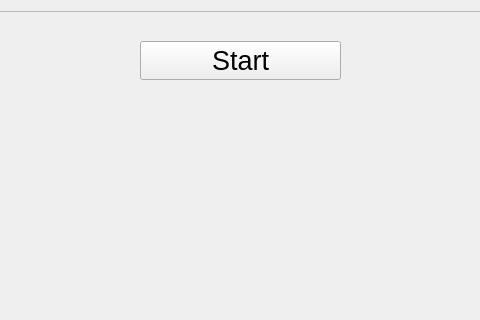
Before: the Qt Designer form src/gui/quiz_preview.ui in tombranfield/spaced_repeating_vocabulary, drawn with Qt 5; both pictures show x 86 to 566 and y 0 to 320 of the 653 by 408 pixel window.
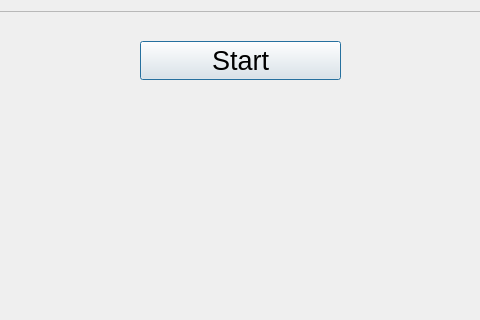
After: the same form once the commit is applied.

Commit message: Misc tweaks, and installed working event filter on quiz_multiple_choice so pressing space no longer activates it

```diff
--- a/src/gui/quiz_preview.ui
+++ b/src/gui/quiz_preview.ui
@@ -85,6 +85,12 @@
            <property name="text">
             <string>Start</string>
            </property>
+           <property name="autoDefault">
+            <bool>true</bool>
+           </property>
+           <property name="default">
+            <bool>true</bool>
+           </property>
           </widget>
          </item>
          <item>
```
The commit also changes 4 other files.
